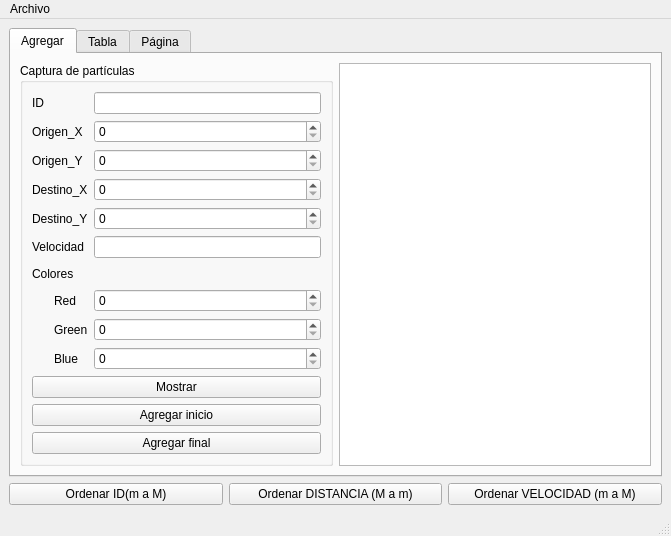
Qt form mainwindow.ui (Cristina-Mtz/Actividad-Particulas) before a commit.
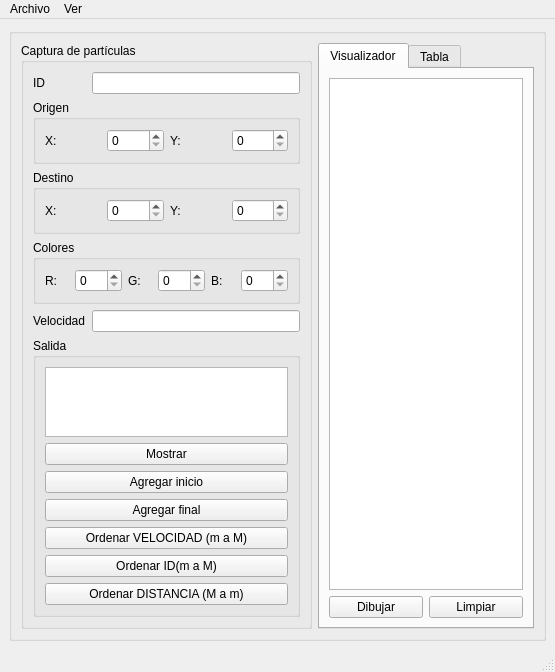
The same form after that commit. The open tabs and pages were chosen to show the change.

The edit to the form file:
```diff
--- a/mainwindow.ui
+++ b/mainwindow.ui
@@ -6,8 +6,8 @@
    <rect>
     <x>0</x>
     <y>0</y>
-    <width>671</width>
-    <height>536</height>
+    <width>535</width>
+    <height>619</height>
    </rect>
   </property>
   <property name="windowTitle">
@@ -15,181 +15,257 @@
   </property>
   <widget class="QWidget" name="centralwidget">
    <layout class="QGridLayout" name="gridLayout_5">
-    <item row="0" column="0" colspan="3">
-     <widget class="QTabWidget" name="dibujo_tabWidget">
-      <property name="currentIndex">
-       <number>0</number>
-      </property>
-      <widget class="QWidget" name="tab">
-       <attribute name="title">
-        <string>Agregar</string>
-       </attribute>
-       <layout class="QGridLayout" name="gridLayout_2">
-        <item row="0" column="1">
-         <widget class="QPlainTextEdit" name="plainTextEdit"/>
-        </item>
-        <item row="0" column="0">
+    <item row="0" column="3">
          <widget class="QGroupBox" name="groupBox">
           <property name="title">
+       <string/>
+      </property>
+      <layout class="QGridLayout" name="gridLayout_3">
+       <item row="0" column="0">
+        <widget class="QGroupBox" name="groupBox_2">
+         <property name="title">
            <string>Captura de partículas</string>
           </property>
           <layout class="QGridLayout" name="gridLayout">
-           <item row="0" column="0">
-            <widget class="QLabel" name="label">
-             <property name="text">
-              <string>ID</string>
-             </property>
-            </widget>
-           </item>
            <item row="0" column="2">
             <widget class="QLineEdit" name="id_lineEdit"/>
            </item>
-           <item row="1" column="0" colspan="2">
-            <widget class="QLabel" name="label_2">
-             <property name="text">
-              <string>Origen_X</string>
-             </property>
-            </widget>
-           </item>
-           <item row="1" column="2">
-            <widget class="QSpinBox" name="origenx_spinBox">
-             <property name="maximum">
-              <number>500</number>
-             </property>
-            </widget>
-           </item>
-           <item row="2" column="0" colspan="2">
-            <widget class="QLabel" name="label_3">
-             <property name="text">
-              <string>Origen_Y</string>
-             </property>
-            </widget>
-           </item>
-           <item row="2" column="2">
-            <widget class="QSpinBox" name="origeny_spinBox">
-             <property name="maximum">
-              <number>500</number>
-             </property>
-            </widget>
-           </item>
-           <item row="3" column="0" colspan="2">
-            <widget class="QLabel" name="label_4">
-             <property name="text">
-              <string>Destino_X</string>
-             </property>
-            </widget>
-           </item>
-           <item row="3" column="2">
-            <widget class="QSpinBox" name="destinox_spinBox">
-             <property name="maximum">
-              <number>500</number>
-             </property>
-            </widget>
-           </item>
-           <item row="4" column="0" colspan="2">
-            <widget class="QLabel" name="label_7">
-             <property name="text">
-              <string>Destino_Y</string>
-             </property>
-            </widget>
-           </item>
-           <item row="4" column="2">
-            <widget class="QSpinBox" name="destinoy_spinBox">
-             <property name="maximum">
-              <number>500</number>
-             </property>
-            </widget>
-           </item>
-           <item row="5" column="0" colspan="2">
-            <widget class="QLabel" name="label_5">
-             <property name="text">
-              <string>Velocidad</string>
-             </property>
-            </widget>
-           </item>
-           <item row="5" column="2">
-            <widget class="QLineEdit" name="velocidad_lineEdit"/>
-           </item>
-           <item row="6" column="0" colspan="2">
-            <widget class="QLabel" name="label_8">
-             <property name="text">
+          <item row="4" column="0" colspan="3">
+           <widget class="QGroupBox" name="groupBox_4">
+            <property name="title">
               <string>Colores</string>
              </property>
-            </widget>
-           </item>
-           <item row="7" column="1">
-            <widget class="QLabel" name="label_9">
-             <property name="text">
-              <string>Red</string>
-             </property>
-            </widget>
-           </item>
-           <item row="7" column="2">
-            <widget class="QSpinBox" name="red_spinBox">
-             <property name="maximum">
-              <number>255</number>
-             </property>
-            </widget>
-           </item>
-           <item row="8" column="1">
+            <layout class="QGridLayout" name="gridLayout_7">
+             <item row="0" column="2">
             <widget class="QLabel" name="label_11">
              <property name="text">
-              <string>Green</string>
+                <string>G:</string>
              </property>
             </widget>
            </item>
-           <item row="8" column="2">
+             <item row="0" column="1">
+              <widget class="QSpinBox" name="red_spinBox">
+               <property name="maximum">
+                <number>255</number>
+               </property>
+              </widget>
+             </item>
+             <item row="0" column="3">
             <widget class="QSpinBox" name="green_spinBox">
              <property name="maximum">
               <number>255</number>
              </property>
             </widget>
            </item>
-           <item row="9" column="1">
+             <item row="0" column="0">
+              <widget class="QLabel" name="label_9">
+               <property name="text">
+                <string>R:</string>
+               </property>
+              </widget>
+             </item>
+             <item row="0" column="4">
             <widget class="QLabel" name="label_10">
              <property name="text">
-              <string>Blue</string>
+                <string>B:</string>
              </property>
             </widget>
            </item>
-           <item row="9" column="2">
+             <item row="0" column="5">
             <widget class="QSpinBox" name="blue_spinBox">
              <property name="maximum">
               <number>255</number>
              </property>
             </widget>
            </item>
-           <item row="10" column="0" colspan="3">
-            <widget class="QPushButton" name="mostrar_pushButton">
+            </layout>
+           </widget>
+          </item>
+          <item row="5" column="2">
+           <widget class="QLineEdit" name="velocidad_lineEdit"/>
+          </item>
+          <item row="0" column="0">
+           <widget class="QLabel" name="label">
              <property name="text">
-              <string>Mostrar</string>
+             <string>ID</string>
              </property>
             </widget>
            </item>
-           <item row="11" column="0" colspan="3">
+          <item row="5" column="0" colspan="2">
+           <widget class="QLabel" name="label_5">
+            <property name="text">
+             <string>Velocidad</string>
+            </property>
+           </widget>
+          </item>
+          <item row="6" column="0" colspan="3">
+           <widget class="QGroupBox" name="groupBox_5">
+            <property name="title">
+             <string>Salida</string>
+            </property>
+            <layout class="QGridLayout" name="gridLayout_8">
+             <item row="4" column="0">
+              <widget class="QPushButton" name="velocidad_pushButton_3">
+               <property name="text">
+                <string>Ordenar VELOCIDAD (m a M)</string>
+               </property>
+              </widget>
+             </item>
+             <item row="5" column="0">
+              <widget class="QPushButton" name="id_pushButton">
+               <property name="text">
+                <string>Ordenar ID(m a M)</string>
+               </property>
+              </widget>
+             </item>
+             <item row="2" column="0">
             <widget class="QPushButton" name="agregarinicio_pushButton">
              <property name="text">
               <string>Agregar inicio</string>
              </property>
             </widget>
            </item>
-           <item row="12" column="0" colspan="3">
+             <item row="1" column="0">
+              <widget class="QPushButton" name="mostrar_pushButton">
+               <property name="text">
+                <string>Mostrar</string>
+               </property>
+              </widget>
+             </item>
+             <item row="0" column="0">
+              <widget class="QPlainTextEdit" name="plainTextEdit"/>
+             </item>
+             <item row="3" column="0">
             <widget class="QPushButton" name="agregarfinal_pushButton">
              <property name="text">
               <string>Agregar final</string>
              </property>
             </widget>
            </item>
+             <item row="6" column="0">
+              <widget class="QPushButton" name="distancia_pushButton_2">
+               <property name="text">
+                <string>Ordenar DISTANCIA (M a m)</string>
+               </property>
+              </widget>
+             </item>
           </layout>
          </widget>
         </item>
-       </layout>
-      </widget>
-      <widget class="QWidget" name="tab_2">
+          <item row="1" column="0" colspan="3">
+           <widget class="QGroupBox" name="groupBox_3">
+            <property name="title">
+             <string>Origen</string>
+            </property>
+            <layout class="QGridLayout" name="gridLayout_2">
+             <item row="0" column="1">
+              <widget class="QSpinBox" name="origenx_spinBox">
+               <property name="maximum">
+                <number>500</number>
+               </property>
+              </widget>
+             </item>
+             <item row="0" column="2">
+              <widget class="QLabel" name="label_3">
+               <property name="text">
+                <string>Y:</string>
+               </property>
+              </widget>
+             </item>
+             <item row="0" column="3">
+              <widget class="QSpinBox" name="origeny_spinBox">
+               <property name="maximum">
+                <number>500</number>
+               </property>
+              </widget>
+             </item>
+             <item row="0" column="0">
+              <widget class="QLabel" name="label_2">
+               <property name="text">
+                <string>X:</string>
+               </property>
+              </widget>
+             </item>
+            </layout>
+           </widget>
+          </item>
+          <item row="3" column="0" colspan="3">
+           <widget class="QGroupBox" name="groupBox_6">
+            <property name="title">
+             <string>Destino</string>
+            </property>
+            <layout class="QGridLayout" name="gridLayout_6">
+             <item row="0" column="1">
+              <widget class="QSpinBox" name="destinox_spinBox">
+               <property name="maximum">
+                <number>500</number>
+               </property>
+              </widget>
+             </item>
+             <item row="0" column="0">
+              <widget class="QLabel" name="label_4">
+               <property name="text">
+                <string>X:</string>
+               </property>
+              </widget>
+             </item>
+             <item row="0" column="2">
+              <widget class="QLabel" name="label_7">
+               <property name="text">
+                <string>Y:</string>
+               </property>
+              </widget>
+             </item>
+             <item row="0" column="3">
+              <widget class="QSpinBox" name="destinoy_spinBox">
+               <property name="maximum">
+                <number>500</number>
+               </property>
+              </widget>
+             </item>
+            </layout>
+           </widget>
+          </item>
+         </layout>
+        </widget>
+       </item>
+       <item row="0" column="1">
+        <widget class="QTabWidget" name="tabWidget">
+         <property name="currentIndex">
+          <number>1</number>
+         </property>
+         <widget class="QWidget" name="tab_4">
+          <attribute name="title">
+           <string>Visualizador</string>
+          </attribute>
+          <layout class="QGridLayout" name="gridLayout_9">
+           <item row="0" column="0" colspan="2">
+            <widget class="QGraphicsView" name="graphicsView"/>
+           </item>
+           <item row="1" column="0">
+            <widget class="QPushButton" name="dibujar_pushButton">
+             <property name="text">
+              <string>Dibujar</string>
+             </property>
+            </widget>
+           </item>
+           <item row="1" column="1">
+            <widget class="QPushButton" name="limpiar_pushButton_2">
+             <property name="text">
+              <string>Limpiar</string>
+             </property>
+            </widget>
+           </item>
+          </layout>
+         </widget>
+         <widget class="QWidget" name="tab_5">
        <attribute name="title">
         <string>Tabla</string>
        </attribute>
-       <layout class="QGridLayout" name="gridLayout_3">
+          <layout class="QGridLayout" name="gridLayout_4">
+           <item row="0" column="0" colspan="3">
+            <widget class="QTableWidget" name="table"/>
+           </item>
         <item row="1" column="0">
          <widget class="QLineEdit" name="search_lineEdit">
           <property name="placeholderText">
@@ -211,56 +287,11 @@
           </property>
          </widget>
         </item>
-        <item row="0" column="0" colspan="3">
-         <widget class="QTableWidget" name="table"/>
-        </item>
-       </layout>
-      </widget>
-      <widget class="QWidget" name="tab_3">
-       <attribute name="title">
-        <string>Página</string>
-       </attribute>
-       <layout class="QGridLayout" name="gridLayout_4">
-        <item row="0" column="0" colspan="2">
-         <widget class="QGraphicsView" name="graphicsView"/>
-        </item>
-        <item row="1" column="0">
-         <widget class="QPushButton" name="dibujar_pushButton">
-          <property name="text">
-           <string>Dibujar</string>
-          </property>
-         </widget>
-        </item>
-        <item row="1" column="1">
-         <widget class="QPushButton" name="limpiar_pushButton_2">
-          <property name="text">
-           <string>Limpiar</string>
-          </property>
-         </widget>
-        </item>
-       </layout>
-      </widget>
-     </widget>
-    </item>
-    <item row="1" column="1">
-     <widget class="QPushButton" name="distancia_pushButton_2">
-      <property name="text">
-       <string>Ordenar DISTANCIA (M a m)</string>
-      </property>
-     </widget>
-    </item>
-    <item row="1" column="2">
-     <widget class="QPushButton" name="velocidad_pushButton_3">
-      <property name="text">
-       <string>Ordenar VELOCIDAD (m a M)</string>
-      </property>
-     </widget>
-    </item>
-    <item row="1" column="0">
-     <widget class="QPushButton" name="id_pushButton">
-      <property name="text">
-       <string>Ordenar ID(m a M)</string>
-      </property>
+          </layout>
+         </widget>
+        </widget>
+       </item>
+      </layout>
      </widget>
     </item>
    </layout>
@@ -270,7 +301,7 @@
     <rect>
      <x>0</x>
      <y>0</y>
-     <width>671</width>
+     <width>535</width>
      <height>21</height>
     </rect>
    </property>
@@ -281,7 +312,14 @@
     <addaction name="actionAbrir"/>
     <addaction name="actionGuardad"/>
    </widget>
+   <widget class="QMenu" name="menuVer">
+    <property name="title">
+     <string>Ver</string>
+    </property>
+    <addaction name="actionGrafo"/>
+   </widget>
    <addaction name="menuArchivo"/>
+   <addaction name="menuVer"/>
   </widget>
   <widget class="QStatusBar" name="statusbar"/>
   <action name="actionAbrir">
@@ -300,6 +338,11 @@
     <string>Ctrl+D</string>
    </property>
   </action>
+  <action name="actionGrafo">
+   <property name="text">
+    <string>Grafo</string>
+   </property>
+  </action>
  </widget>
  <resources/>
  <connections/>
```
Lines whose indentation alone changed are shown as unchanged.
